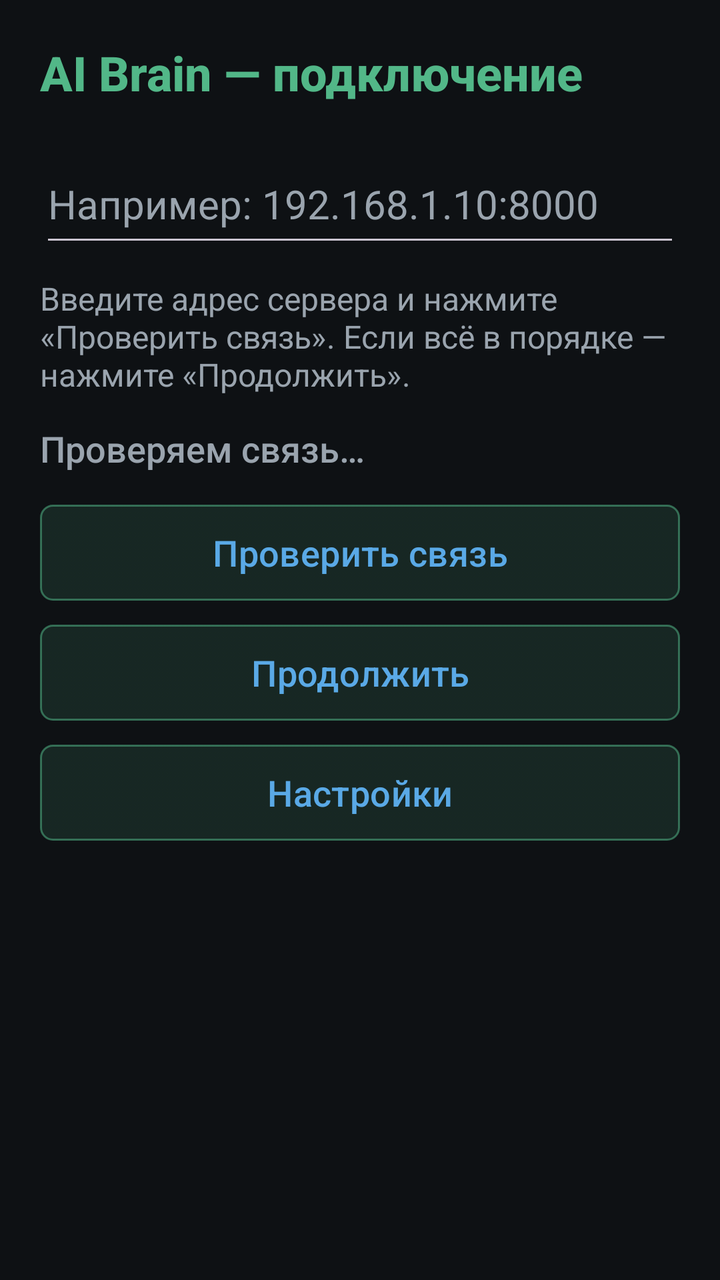
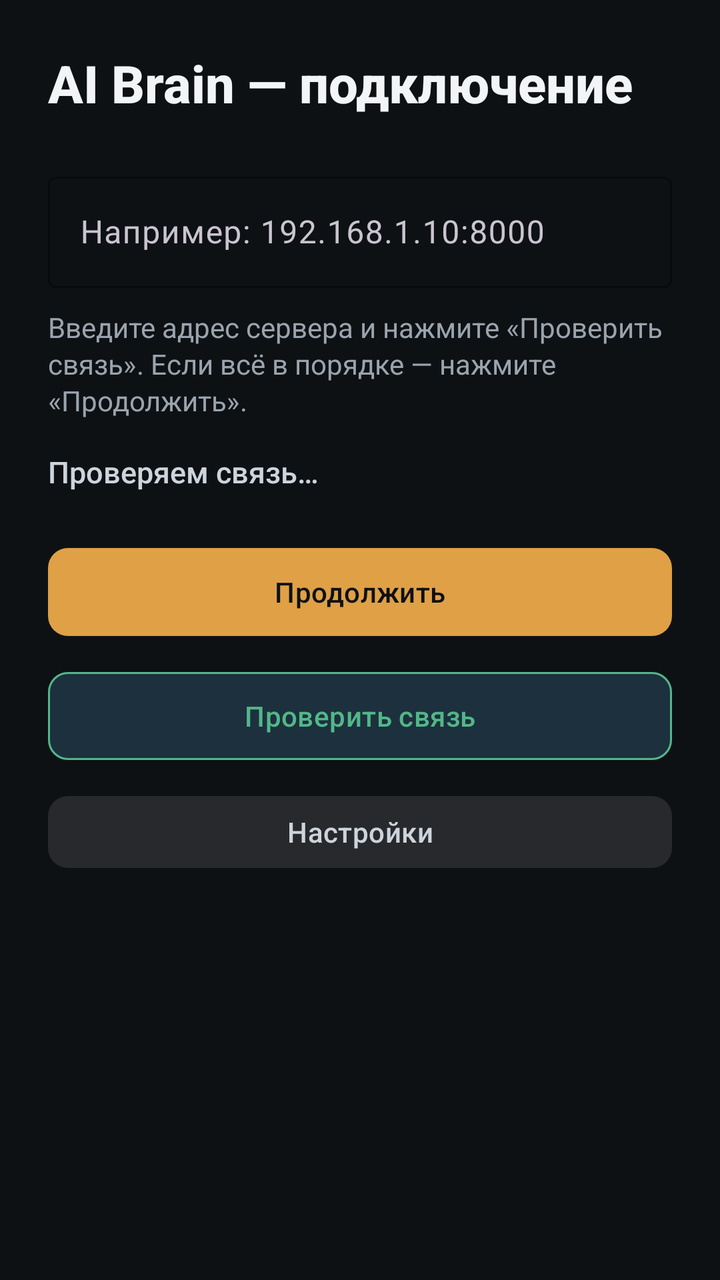

Screens rendered from an Android XML layout before and after an edit, with the pre-edit source and the edit as a unified diff.
<!-- AndroidManifest.xml: application theme Theme.AIBrain -->
<!-- res/layout/activity_connect.xml -->
<?xml version="1.0" encoding="utf-8"?>
<androidx.constraintlayout.widget.ConstraintLayout xmlns:android="http://schemas.android.com/apk/res/android"
    xmlns:app="http://schemas.android.com/apk/res-auto"
    android:layout_width="match_parent"
    android:layout_height="match_parent"
    android:padding="20dp"
    android:background="@color/space_deepest">

    <TextView
        android:id="@+id/tv_title"
        android:layout_width="0dp"
        android:layout_height="wrap_content"
        android:text="@string/connect_title"
        android:textSize="24sp"
        android:textStyle="bold"
        android:fontFamily="sans-serif-medium"
        android:textColor="@color/cyan_primary"
        app:layout_constraintTop_toTopOf="parent"
        app:layout_constraintStart_toStartOf="parent"
        app:layout_constraintEnd_toEndOf="parent" />

    <EditText
        android:id="@+id/et_server_url"
        android:layout_width="0dp"
        android:layout_height="wrap_content"
        android:layout_marginTop="20dp"
        android:hint="@string/connect_url_hint"
        android:textSize="20sp"
        android:minHeight="56dp"
        android:inputType="textUri"
        android:textColor="@color/text_white"
        android:textColorHint="@color/text_white_dim"
        app:layout_constraintTop_toBottomOf="@id/tv_title"
        app:layout_constraintStart_toStartOf="parent"
        app:layout_constraintEnd_toEndOf="parent" />

    <TextView
        android:id="@+id/tv_connect_help"
        android:layout_width="0dp"
        android:layout_height="wrap_content"
        android:layout_marginTop="10dp"
        android:text="@string/connect_help"
        android:textColor="@color/text_white_dim"
        android:textSize="16sp"
        app:layout_constraintTop_toBottomOf="@id/et_server_url"
        app:layout_constraintStart_toStartOf="parent"
        app:layout_constraintEnd_toEndOf="parent" />

    <TextView
        android:id="@+id/tv_connect_status"
        android:layout_width="0dp"
        android:layout_height="wrap_content"
        android:layout_marginTop="14dp"
        android:text="@string/connect_status_checking"
        android:textSize="18sp"
        android:textColor="@color/text_white_dim"
        android:fontFamily="sans-serif-medium"
        app:layout_constraintTop_toBottomOf="@id/tv_connect_help"
        app:layout_constraintStart_toStartOf="parent"
        app:layout_constraintEnd_toEndOf="parent" />

    <Button
        android:id="@+id/btn_check"
        android:layout_width="0dp"
        android:layout_height="48dp"
        android:background="@drawable/btn_secondary_cyan"
        android:textColor="@color/text_cyan"
        android:textAllCaps="false"
        android:layout_marginTop="16dp"
        android:text="@string/connect_check"
        android:textSize="18sp"
        app:layout_constraintTop_toBottomOf="@id/tv_connect_status"
        app:layout_constraintStart_toStartOf="parent"
        app:layout_constraintEnd_toEndOf="parent" />

    <Button
        android:id="@+id/btn_continue"
        android:layout_width="0dp"
        android:layout_height="48dp"
        android:background="@drawable/btn_secondary_cyan"
        android:textColor="@color/text_cyan"
        android:textAllCaps="false"
        android:layout_marginTop="12dp"
        android:text="@string/connect_continue"
        android:textSize="18sp"
        app:layout_constraintTop_toBottomOf="@id/btn_check"
        app:layout_constraintStart_toStartOf="parent"
        app:layout_constraintEnd_toEndOf="parent" />

    <Button
        android:id="@+id/btn_settings"
        android:layout_width="0dp"
        android:layout_height="48dp"
        android:background="@drawable/btn_secondary_cyan"
        android:textColor="@color/text_cyan"
        android:textAllCaps="false"
        android:layout_marginTop="12dp"
        android:text="@string/connect_settings"
        android:textSize="18sp"
        app:layout_constraintTop_toBottomOf="@id/btn_continue"
        app:layout_constraintStart_toStartOf="parent"
        app:layout_constraintEnd_toEndOf="parent" />
</androidx.constraintlayout.widget.ConstraintLayout>
<!-- resources referenced by this layout -->
<resources>
  <color name="cyan_primary">#5AA9E6</color>
  <color name="space_deepest">#0E1114</color>
  <color name="text_cyan">#5AA9E6</color>
  <color name="text_white">#F2F4F6</color>
  <color name="text_white_dim">#9AA4AE</color>
  <!-- drawable btn_secondary_cyan (drawable) -->
  <?xml version="1.0" encoding="utf-8"?>
  <selector xmlns:android="http://schemas.android.com/apk/res/android">
      <item android:state_pressed="true"><shape android:shape="rectangle"><solid android:color="#445AA9E6" /><corners android:radius="6dp" /><stroke android:width="1dp" android:color="#CC5AA9E6" /></shape></item>
      <item><shape android:shape="rectangle"><solid android:color="#225AA9E6" /><corners android:radius="6dp" /><stroke android:width="1dp" android:color="#885AA9E6" /></shape></item>
  </selector>
  <string name="connect_check">Проверить связь</string>
  <string name="connect_continue">Продолжить</string>
  <string name="connect_help">Введите адрес сервера и нажмите «Проверить связь». Если всё в порядке — нажмите «Продолжить».</string>
  <string name="connect_settings">Настройки</string>
  <string name="connect_status_checking">Проверяем связь…</string>
  <string name="connect_title">AI Brain — подключение</string>
  <string name="connect_url_hint">Например: 192.168.1.10:8000</string>
  <style name="Theme.AIBrain" parent="Base.Theme.AIBrain" />
  <color name="cyan_deeper">#244D6B</color>
  <color name="orange_primary">#E0A046</color>
  <color name="space_light">#232A31</color>
  <color name="space_medium">#1A1F24</color>
  <color name="window_background">#FF0E1114</color>
  <color name="navigation_bar">#FF13171B</color>
  <!-- unchanged entries left out for length: 1 -->
</resources>

<!-- the commit's change to res/layout/activity_connect.xml (unified diff, before → after) -->
@@ -3,7 +3,7 @@
     xmlns:app="http://schemas.android.com/apk/res-auto"
     android:layout_width="match_parent"
     android:layout_height="match_parent"
-    android:padding="20dp"
+    android:padding="24dp"
     android:background="@color/space_deepest">
 
     <TextView
@@ -11,28 +11,35 @@
         android:layout_width="0dp"
         android:layout_height="wrap_content"
         android:text="@string/connect_title"
-        android:textSize="24sp"
+        android:textSize="26sp"
         android:textStyle="bold"
         android:fontFamily="sans-serif-medium"
-        android:textColor="@color/cyan_primary"
+        android:textColor="@color/text_white"
         app:layout_constraintTop_toTopOf="parent"
         app:layout_constraintStart_toStartOf="parent"
         app:layout_constraintEnd_toEndOf="parent" />
 
-    <EditText
-        android:id="@+id/et_server_url"
+    <com.google.android.material.textfield.TextInputLayout
+        android:id="@+id/til_server_url"
+        style="@style/Widget.Material3.TextInputLayout.OutlinedBox"
         android:layout_width="0dp"
         android:layout_height="wrap_content"
-        android:layout_marginTop="20dp"
+        android:layout_marginTop="24dp"
         android:hint="@string/connect_url_hint"
-        android:textSize="20sp"
-        android:minHeight="56dp"
-        android:inputType="textUri"
-        android:textColor="@color/text_white"
-        android:textColorHint="@color/text_white_dim"
+        app:boxStrokeColor="@color/cyan_primary"
+        app:hintTextColor="@color/text_white_dim"
         app:layout_constraintTop_toBottomOf="@id/tv_title"
         app:layout_constraintStart_toStartOf="parent"
-        app:layout_constraintEnd_toEndOf="parent" />
+        app:layout_constraintEnd_toEndOf="parent">
+
+        <com.google.android.material.textfield.TextInputEditText
+            android:id="@+id/et_server_url"
+            android:layout_width="match_parent"
+            android:layout_height="wrap_content"
+            android:inputType="textUri"
+            android:textSize="16sp"
+            android:textColor="@color/text_white" />
+    </com.google.android.material.textfield.TextInputLayout>
 
     <TextView
         android:id="@+id/tv_connect_help"
@@ -41,8 +48,9 @@
         android:layout_marginTop="10dp"
         android:text="@string/connect_help"
         android:textColor="@color/text_white_dim"
-        android:textSize="16sp"
-        app:layout_constraintTop_toBottomOf="@id/et_server_url"
+        android:textSize="14sp"
+        android:lineSpacingExtra="2dp"
+        app:layout_constraintTop_toBottomOf="@id/til_server_url"
         app:layout_constraintStart_toStartOf="parent"
         app:layout_constraintEnd_toEndOf="parent" />
 
@@ -50,54 +58,45 @@
         android:id="@+id/tv_connect_status"
         android:layout_width="0dp"
         android:layout_height="wrap_content"
-        android:layout_marginTop="14dp"
+        android:layout_marginTop="16dp"
         android:text="@string/connect_status_checking"
-        android:textSize="18sp"
-        android:textColor="@color/text_white_dim"
+        android:textSize="15sp"
+        android:textColor="@color/text_white_medium"
         android:fontFamily="sans-serif-medium"
         app:layout_constraintTop_toBottomOf="@id/tv_connect_help"
         app:layout_constraintStart_toStartOf="parent"
         app:layout_constraintEnd_toEndOf="parent" />
 
-    <Button
-        android:id="@+id/btn_check"
+    <com.google.android.material.button.MaterialButton
+        android:id="@+id/btn_continue"
+        style="@style/BtnPrimary"
         android:layout_width="0dp"
-        android:layout_height="48dp"
-        android:background="@drawable/btn_secondary_cyan"
-        android:textColor="@color/text_cyan"
-        android:textAllCaps="false"
-        android:layout_marginTop="16dp"
-        android:text="@string/connect_check"
-        android:textSize="18sp"
+        android:layout_height="wrap_content"
+        android:layout_marginTop="24dp"
+        android:text="@string/connect_continue"
         app:layout_constraintTop_toBottomOf="@id/tv_connect_status"
         app:layout_constraintStart_toStartOf="parent"
         app:layout_constraintEnd_toEndOf="parent" />
 
-    <Button
-        android:id="@+id/btn_continue"
+    <com.google.android.material.button.MaterialButton
+        android:id="@+id/btn_check"
+        style="@style/BtnSecondary"
         android:layout_width="0dp"
-        android:layout_height="48dp"
-        android:background="@drawable/btn_secondary_cyan"
-        android:textColor="@color/text_cyan"
-        android:textAllCaps="false"
-        android:layout_marginTop="12dp"
-        android:text="@string/connect_continue"
-        android:textSize="18sp"
+        android:layout_height="wrap_content"
+        android:layout_marginTop="10dp"
+        android:text="@string/connect_check"
+        app:layout_constraintTop_toBottomOf="@id/btn_continue"
+        app:layout_constraintStart_toStartOf="parent"
+        app:layout_constraintEnd_toEndOf="parent" />
+
+    <com.google.android.material.button.MaterialButton
+        android:id="@+id/btn_settings"
+        style="@style/BtnGhost"
+        android:layout_width="0dp"
+        android:layout_height="wrap_content"
+        android:layout_marginTop="10dp"
+        android:text="@string/connect_settings"
         app:layout_constraintTop_toBottomOf="@id/btn_check"
         app:layout_constraintStart_toStartOf="parent"
         app:layout_constraintEnd_toEndOf="parent" />
-
-    <Button
-        android:id="@+id/btn_settings"
-        android:layout_width="0dp"
-        android:layout_height="48dp"
-        android:background="@drawable/btn_secondary_cyan"
-        android:textColor="@color/text_cyan"
-        android:textAllCaps="false"
-        android:layout_marginTop="12dp"
-        android:text="@string/connect_settings"
-        android:textSize="18sp"
-        app:layout_constraintTop_toBottomOf="@id/btn_continue"
-        app:layout_constraintStart_toStartOf="parent"
-        app:layout_constraintEnd_toEndOf="parent" />
 </androidx.constraintlayout.widget.ConstraintLayout>
<!-- resource entries referenced after the edit -->
@@ -2,15 +2,9 @@
 <resources>
   <color name="cyan_primary">#5AA9E6</color>
   <color name="space_deepest">#0E1114</color>
-  <color name="text_cyan">#5AA9E6</color>
   <color name="text_white">#F2F4F6</color>
   <color name="text_white_dim">#9AA4AE</color>
-  <!-- drawable btn_secondary_cyan (drawable) -->
-  <?xml version="1.0" encoding="utf-8"?>
-  <selector xmlns:android="http://schemas.android.com/apk/res/android">
-      <item android:state_pressed="true"><shape android:shape="rectangle"><solid android:color="#445AA9E6" /><corners android:radius="6dp" /><stroke android:width="1dp" android:color="#CC5AA9E6" /></shape></item>
-      <item><shape android:shape="rectangle"><solid android:color="#225AA9E6" /><corners android:radius="6dp" /><stroke android:width="1dp" android:color="#885AA9E6" /></shape></item>
-  </selector>
+  <color name="text_white_medium">#CDD4DB</color>
   <string name="connect_check">Проверить связь</string>
   <string name="connect_continue">Продолжить</string>
   <string name="connect_help">Введите адрес сервера и нажмите «Проверить связь». Если всё в порядке — нажмите «Продолжить».</string>
@@ -18,9 +12,44 @@
   <string name="connect_status_checking">Проверяем связь…</string>
   <string name="connect_title">AI Brain — подключение</string>
   <string name="connect_url_hint">Например: 192.168.1.10:8000</string>
+  <style name="BtnGhost" parent="BtnBase">
+          <item name="backgroundTint">@color/white_alpha_10</item>
+          <item name="android:textColor">@color/text_white_medium</item>
+          <item name="strokeWidth">0dp</item>
+          <item name="android:minHeight">44dp</item>
+      </style>
+  <style name="BtnPrimary" parent="BtnBase">
+          <item name="backgroundTint">@color/orange_primary</item>
+          <item name="android:textColor">@color/space_deepest</item>
+          <item name="strokeWidth">0dp</item>
+      </style>
+  <style name="BtnSecondary" parent="Widget.Material3.Button.OutlinedButton">
+          <item name="android:minHeight">52dp</item>
+          <item name="android:textSize">14sp</item>
+          <item name="android:textAllCaps">false</item>
+          <item name="android:letterSpacing">0.01</item>
+          <item name="android:fontFamily">sans-serif-medium</item>
+          <item name="cornerRadius">10dp</item>
+          <item name="backgroundTint">@color/button_secondary_bg</item>
+          <item name="android:textColor">@color/cyan_primary</item>
+          <item name="strokeColor">@color/cyan_primary</item>
+          <item name="strokeWidth">1dp</item>
+      </style>
   <style name="Theme.AIBrain" parent="Base.Theme.AIBrain" />
+  <style name="BtnBase" parent="Widget.Material3.Button">
+          <item name="android:minHeight">52dp</item>
+          <item name="android:textSize">14sp</item>
+          <item name="android:textAllCaps">false</item>
+          <item name="android:letterSpacing">0.01</item>
+          <item name="android:paddingHorizontal">16dp</item>
+          <item name="cornerRadius">10dp</item>
+          <item name="android:elevation">0dp</item>
+          <item name="android:fontFamily">sans-serif-medium</item>
+      </style>
+  <color name="white_alpha_10">#1AFFFFFF</color>
   <color name="cyan_deeper">#244D6B</color>
   <color name="orange_primary">#E0A046</color>
+  <color name="button_secondary_bg">#335AA9E6</color>
   <color name="space_light">#232A31</color>
   <color name="space_medium">#1A1F24</color>
   <color name="window_background">#FF0E1114</color>
